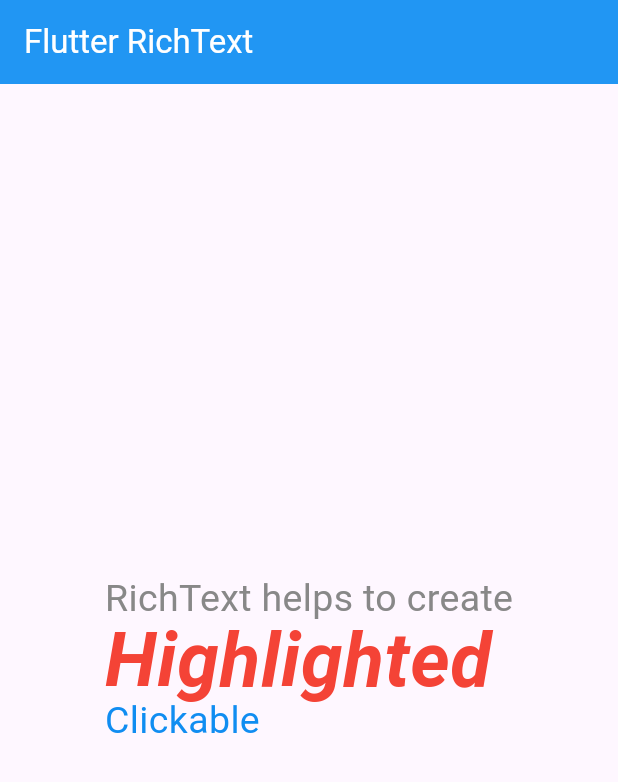
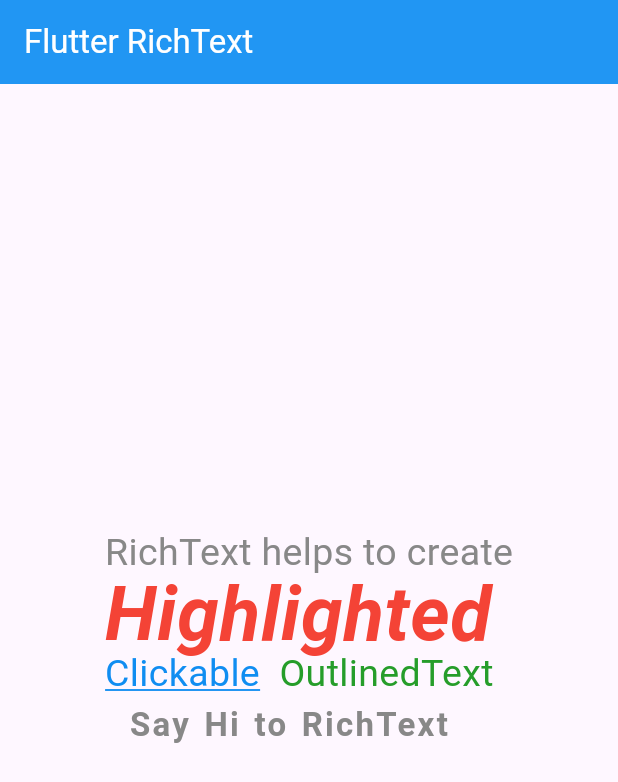
Before and after one commit to Aksharpatel06/pr_2, a Flutter app: the screen it shows after launch, on a phone screen of 412 x 824 dp. Shown: the top 782 px of the screen. Run offline on Flutter 3.47's test engine with Material 3 defaults, Android fonts, the phone set to English and light mode, and no system bars.

Commit message:
17-01-2024

```diff
--- a/lib/main.dart
+++ b/lib/main.dart
@@ -392,6 +392,23 @@ class MyApp extends StatelessWidget {
                     text: 'Clickable',style: TextStyle(
                     color: Color(0xff108DF1),
                     fontSize: 25,
+                    decoration: TextDecoration.underline,
+                    decorationColor: Color(0xff108DF1),
+                  ),
+                  ),
+                  TextSpan(
+                    text: '  OutlinedText\n',style: TextStyle(
+                    color: Color(0xff269D2A),
+                    fontSize: 25,
+                  ),
+                  ),
+                  TextSpan(
+                    text: '  Say Hi to RichText \n',style: TextStyle(
+                    color: Color(0xff888888),
+                    wordSpacing: 2,
+                    fontSize: 22,
+                    letterSpacing: 1.5,
+                    fontWeight: FontWeight.w700,
                   ),
                   ),
                 ],
```
